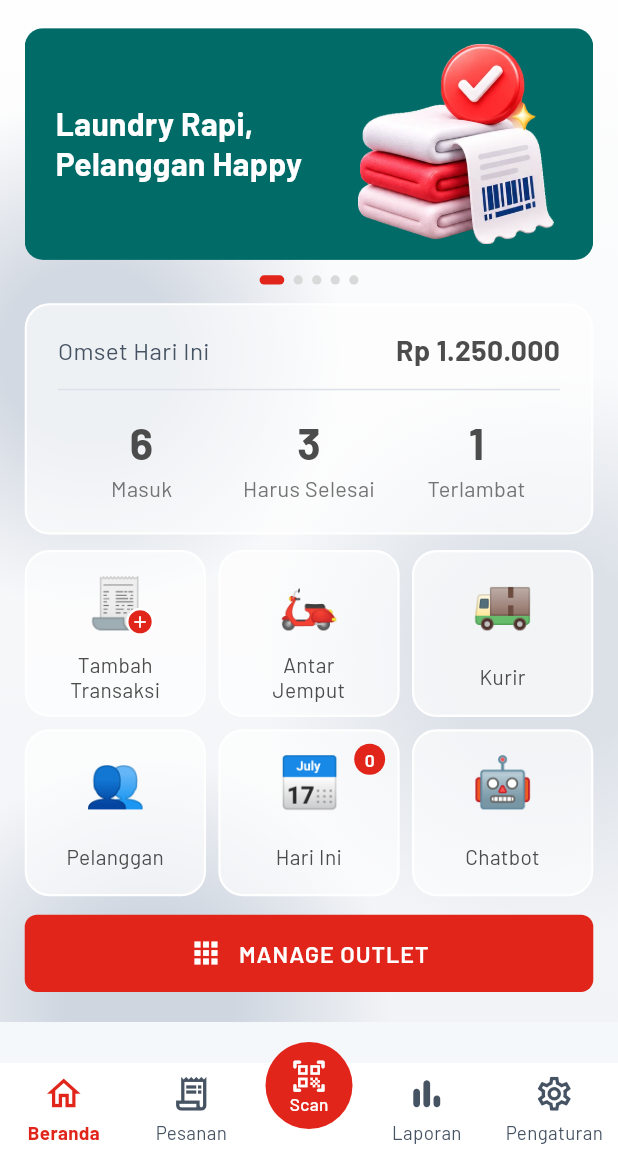
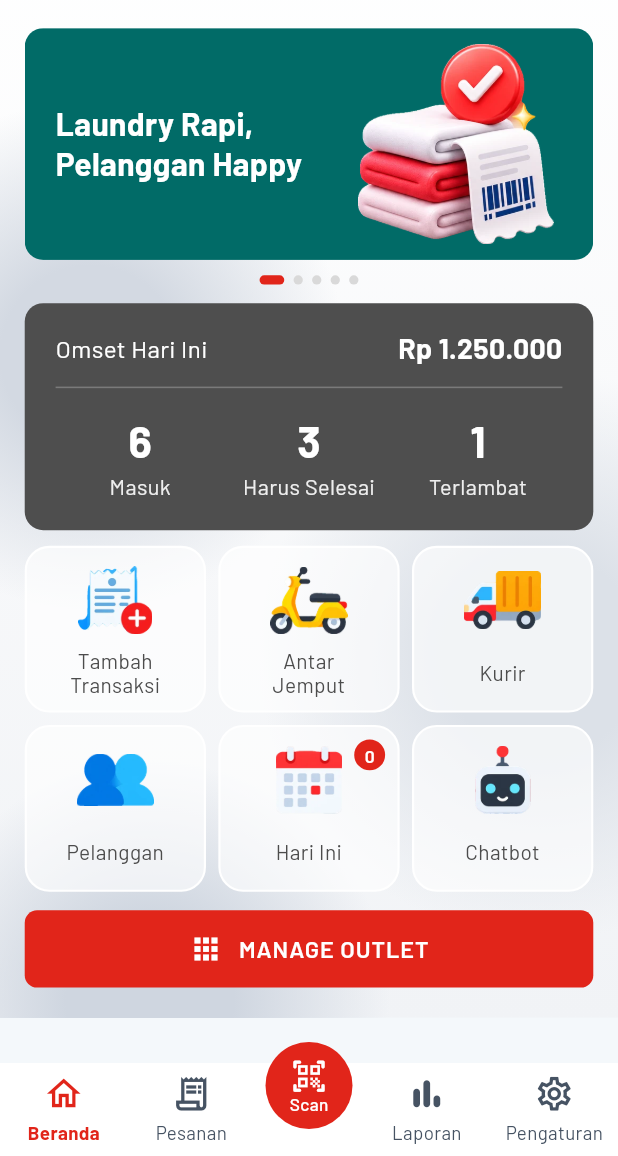
Before and after one commit to rajabadutiklan-lab/Washeo, a Flutter app: the screen it shows after launch, on a phone screen of 412 x 824 dp, the part 80-1236 px from its top. Run offline on Flutter 3.47's test engine with Material 3 defaults, Android fonts, the phone set to English and light mode, and no system bars; our stand-ins replace google_fonts.

Commit message:
Beranda: kartu omset abu tua, ikon grid dari aset gambar
Co-Authored-By: Claude Opus 5.5 <noreply@anthropic.com>
Claude-Session: https://claude.ai/code/session_016aBwdT5JbhdtojzFCvAF2Z

```diff
--- a/lib/screens/beranda_screen.dart
+++ b/lib/screens/beranda_screen.dart
@@ -42,14 +42,13 @@ class _BerandaScreenState extends State<BerandaScreen> {
           _OmsetCard(
             omset: 1250000,
             aksi: [
-              _Aksi('\u{1F9FE}', 'Tambah\nTransaksi',
-                  () => _open('Tambah Transaksi'),
-                  plus: true),
-              _Aksi('\u{1F6F5}', 'Antar\nJemput', () => _open('Antar Jemput')),
-              _Aksi('\u{1F69A}', 'Kurir', () => _open('Kurir')),
-              _Aksi('\u{1F465}', 'Pelanggan', () => _open('Pelanggan')),
-              _Aksi('\u{1F4C5}', 'Hari Ini', () => _open('Hari Ini'), badge: 0),
-              _Aksi('\u{1F916}', 'Chatbot', () => _open('Chatbot')),
+              _Aksi('tambah', 'Tambah\nTransaksi',
+                  () => _open('Tambah Transaksi')),
+              _Aksi('antar', 'Antar\nJemput', () => _open('Antar Jemput')),
+              _Aksi('kurir', 'Kurir', () => _open('Kurir')),
+              _Aksi('pelanggan', 'Pelanggan', () => _open('Pelanggan')),
+              _Aksi('hari', 'Hari Ini', () => _open('Hari Ini'), badge: 0),
+              _Aksi('chatbot', 'Chatbot', () => _open('Chatbot')),
             ],
           ),
           const SizedBox(height: 12),
@@ -84,16 +83,15 @@ class _BerandaScreenState extends State<BerandaScreen> {
 // ---------------------------------------------------------------------------
 
 class _Aksi {
-  const _Aksi(this.emoji, this.label, this.onTap, {this.badge, this.plus = false});
-  final String emoji;
+  const _Aksi(this.icon, this.label, this.onTap, {this.badge});
+
+  /// Nama file ikon di assets/images/menu/ (tanpa ekstensi).
+  final String icon;
   final String label;
   final VoidCallback onTap;
 
   /// Angka di pojok kanan atas (null = tidak ditampilkan).
   final int? badge;
-
-  /// Tanda plus merah kecil di pojok ikon.
-  final bool plus;
 }
 
 class _OmsetCard extends StatelessWidget {
@@ -148,34 +146,13 @@ class _GlassTile extends StatelessWidget {
                 padding: const EdgeInsets.fromLTRB(4, 12, 4, 8),
                 child: Column(
                   children: [
-                    SizedBox(
-                      width: 46,
-                      height: 42,
-                      child: Stack(
-                        clipBehavior: Clip.none,
-                        alignment: Alignment.center,
-                        children: [
-                          Text(data.emoji,
-                              style: const TextStyle(fontSize: 32, height: 1.2)),
-                          if (data.plus)
-                            Positioned(
-                              right: -2,
-                              bottom: 0,
-                              child: Container(
-                                width: 18,
-                                height: 18,
-                                decoration: BoxDecoration(
-                                  shape: BoxShape.circle,
-                                  color: kRed,
-                                  border:
-                                      Border.all(color: Colors.white, width: 1.5),
-                                ),
-                                child: const Icon(Icons.add_rounded,
-                                    color: Colors.white, size: 13),
-                              ),
-                            ),
-                        ],
-                      ),
+                    Image.asset(
+                      'assets/images/menu/${data.icon}.webp',
+                      width: 50,
+                      height: 44,
+                      fit: BoxFit.contain,
+                      cacheHeight: 168,
+                      filterQuality: FilterQuality.medium,
                     ),
                     const Spacer(),
                     SizedBox(
@@ -216,8 +193,7 @@ class _GlassTile extends StatelessWidget {
   }
 }
 
-/// Kartu omset tembus pandang, sama gayanya dengan kartu di layar Pesanan:
-/// putih transparan + garis tepi putih, tanpa blur dan tanpa warna-warni.
+/// Kartu omset: abu tua polos dengan teks putih.
 class _GlassOmset extends StatelessWidget {
   const _GlassOmset({
     required this.omset,
@@ -234,11 +210,12 @@ class _GlassOmset extends StatelessWidget {
   Widget _stat(int value, String label) => Expanded(
         child: Column(
           children: [
-            Text('$value', style: ts(26, w: FontWeight.w700, h: 1.1)),
+            Text('$value',
+                style: ts(26, w: FontWeight.w700, c: Colors.white, h: 1.1)),
             const SizedBox(height: 6),
             FittedBox(
               fit: BoxFit.scaleDown,
-              child: Text(label, style: ts(13, c: kMuted, h: 1.2)),
+              child: Text(label, style: ts(13, c: wOp(.9), h: 1.2)),
             ),
           ],
         ),
@@ -249,28 +226,28 @@ class _GlassOmset extends StatelessWidget {
     return Container(
       padding: const EdgeInsets.fromLTRB(20, 18, 20, 20),
       decoration: BoxDecoration(
-        color: wOp(.62),
-        borderRadius: BorderRadius.circular(16),
-        border: Border.all(color: Colors.white, width: 1.4),
+        color: kDark,
+        borderRadius: BorderRadius.circular(12),
       ),
       child: Column(
         children: [
           Row(
             children: [
-              Text('Omset Hari Ini', style: ts(14.5, c: kSlate, h: 1.2)),
+              Text('Omset Hari Ini', style: ts(14.5, c: Colors.white, h: 1.2)),
               const SizedBox(width: 10),
               Expanded(
                 child: FittedBox(
                   fit: BoxFit.scaleDown,
                   alignment: Alignment.centerRight,
                   child: Text(rupiah(omset),
-                      style: ts(17, w: FontWeight.w700, h: 1.2)),
+                      style: ts(17,
+                          w: FontWeight.w700, c: Colors.white, h: 1.2)),
                 ),
               ),
             ],
           ),
           const SizedBox(height: 14),
-          Container(height: 1, color: const Color(0xFFDDE2EA)),
+          Container(height: 1, color: wOp(.25)),
           const SizedBox(height: 18),
           Row(
             children: [
--- a/pubspec.yaml
+++ b/pubspec.yaml
@@ -21,3 +21,4 @@ flutter:
   assets:
     - assets/images/
     - assets/images/avatars/
+    - assets/images/menu/
```
Also changed, not shown: assets/images/menu/antar.webp (added), assets/images/menu/chatbot.webp (added), assets/images/menu/hari.webp (added), assets/images/menu/kurir.webp (added), assets/images/menu/pelanggan.webp (added), assets/images/menu/tambah.webp (added).
